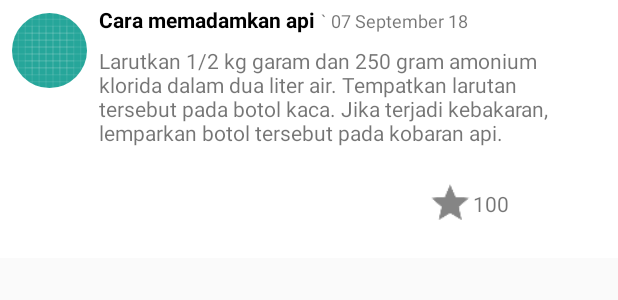
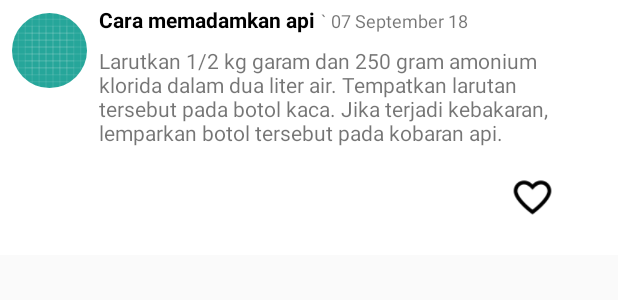
Before and after one commit to mferiyal/TAEnterprise, an Android app: the layout items_main.xml on its own in the app's theme, with its tools: preview values and no code run, on a phone screen of 412 x 824 dp. Shown: the top 300 px of the screen. Run offline under Robolectric (Android 15) with nearby library versions, the phone set to English and light mode, and no system bars.

Commit message:
eror
like

```diff
--- a/app/src/main/java/com/mfir/pc/taenterprise/Adapter/AdapterArtikel.java
+++ b/app/src/main/java/com/mfir/pc/taenterprise/Adapter/AdapterArtikel.java
@@ -44,7 +44,7 @@ public class AdapterArtikel  extends RecyclerView.Adapter<AdapterArtikel.MyViewH
         holder.Judul.setText(modelHome.getJudul());
         holder.Tanggal.setText(modelHome.getTanggal());
         holder.Teks.setText(modelHome.getText());
-        holder.Like.setText(modelHome.getLike());
+//        holder.Like.setText(modelHome.getLike());
 
         Glide.with(holder.itemView.getContext()).load(ApiClient.Base_Upload + mHome.get(position).getFoto()).into(holder.img);
 
@@ -74,7 +74,6 @@ public class AdapterArtikel  extends RecyclerView.Adapter<AdapterArtikel.MyViewH
             Judul = itemView.findViewById(R.id.txtJudul);
             Tanggal = itemView.findViewById(R.id.tanggalpost);
             Teks = itemView.findViewById(R.id.teks);
-            Like = itemView.findViewById(R.id.txtjumlahlike);
 
         }
     }
--- a/app/src/main/java/com/mfir/pc/taenterprise/Rest/ApiClient.java
+++ b/app/src/main/java/com/mfir/pc/taenterprise/Rest/ApiClient.java
@@ -3,8 +3,8 @@ import retrofit2.Retrofit;
 import retrofit2.converter.gson.GsonConverterFactory;
 public class ApiClient {
 
-    public static final String BASE_URL = "http://192.168.181.162/artikel/index.php/";
-    public static final String Base_Upload = "http://192.168.181.162/artikel/upload/";
+    public static final String BASE_URL = "http://192.168.1.26/artikel/index.php/";
+    public static final String Base_Upload = "http://192.168.1.26/artikel/upload/";
     private static Retrofit retrofit = null;
     public static Retrofit getClient() {
         if (retrofit==null) {
--- a/app/src/main/res/drawable/like_button.xml
+++ b/app/src/main/res/drawable/like_button.xml
@@ -1,5 +1,9 @@
 <?xml version="1.0" encoding="utf-8"?>
 <selector xmlns:android="http://schemas.android.com/apk/res/android">
     <item
-        and
+        android:state_pressed="true"
+        android:drawable="@drawable/like"/>
+    <item
+        android:state_pressed="true"
+        android:drawable="@drawable/dislike"/>
 </selector>
--- a/app/src/main/res/layout/items_main.xml
+++ b/app/src/main/res/layout/items_main.xml
@@ -81,28 +81,24 @@
 
     <LinearLayout
         android:id="@+id/button"
-        android:layout_width="wrap_content"
-        android:layout_height="wrap_content"
+        android:layout_width="41dp"
+        android:layout_height="33dp"
         android:layout_below="@+id/post_main_lay"
         android:layout_alignParentStart="true"
-        android:layout_marginStart="275dp"
-        android:layout_marginTop="11dp"
+        android:layout_marginStart="329dp"
+        android:layout_marginTop="6dp"
         android:layout_marginBottom="8dp"
         android:gravity="center"
         android:orientation="horizontal">
 
-        <ImageButton
-            android:id="@+id/btnlike"
+        <Button
+            android:id="@+id/like"
             android:layout_width="30dp"
             android:layout_height="30dp"
+            android:layout_above="@+id/button"
+            android:layout_alignEnd="@+id/button"
             android:layout_marginStart="10dp"
-            android:background="@drawable/rating" />
-        <TextView
-            android:id="@+id/txtjumlahlike"
-            android:layout_width="wrap_content"
-            android:layout_height="wrap_content"
-            android:text="100"
-            />
+            android:background="@drawable/dislike" />
 
 
     </LinearLayout>
```
Also changed, not shown: app/src/main/java/com/mfir/pc/taenterprise/MainActivity.java (+8 -31 lines), app/src/main/res/drawable/dislike.png (added), app/src/main/res/drawable/like.png (added).
